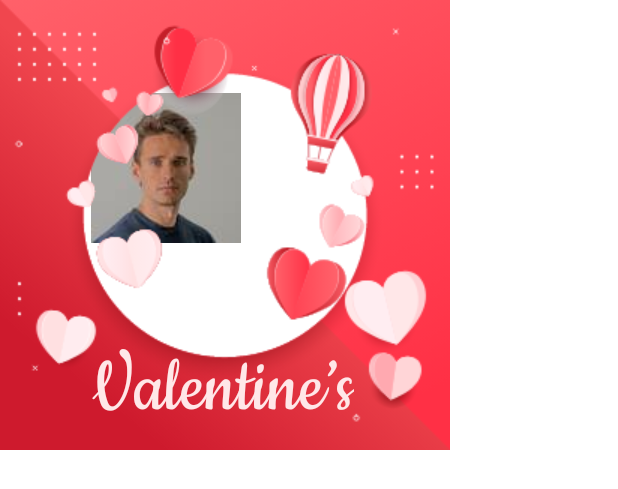
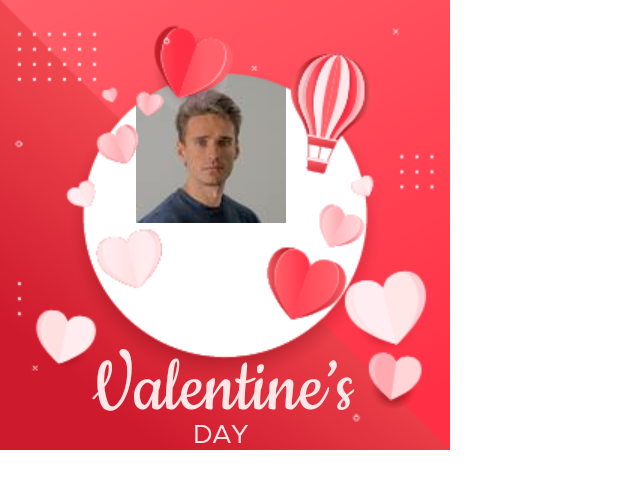
Before and after one commit to mraheel48/NewMapper, an Android app: the layout mapping_layout.xml on its own in the app's theme, with its tools: preview values and no code run, on a phone screen of 412 x 824 dp. Shown: the top 489 px of the screen. Run offline under Robolectric (Android 15) with nearby library versions, the phone set to English and light mode, and no system bars.

Commit message:
under_dev

```diff
--- a/app/src/main/res/layout/mapping_layout.xml
+++ b/app/src/main/res/layout/mapping_layout.xml
@@ -1,15 +1,15 @@
 <?xml version="1.0" encoding="utf-8"?>
 <AbsoluteLayout xmlns:android="http://schemas.android.com/apk/res/android"
     xmlns:app="http://schemas.android.com/apk/res-auto"
-    android:layout_width="300sp"
-    android:layout_height="300sp">
+    android:layout_width="300dp"
+    android:layout_height="300dp">
 
     <ImageView
         android:id="@+id/imageView8"
         android:layout_width="wrap_content"
         android:layout_height="wrap_content"
-        android:layout_x="61sp"
-        android:layout_y="62sp"
+        android:layout_x="91dp"
+        android:layout_y="49dp"
         app:srcCompat="@drawable/user" />
 
     <ImageView
@@ -22,11 +22,22 @@
         android:id="@+id/textView6"
         android:layout_width="wrap_content"
         android:layout_height="wrap_content"
-        android:layout_x="61sp"
-        android:layout_y="228sp"
+        android:layout_x="61dp"
+        android:layout_y="228dp"
         android:fontFamily="@font/cookie_regular"
         android:text="Valentine’s"
         android:textColor="#FFE7E8"
         android:textSize="56dp" />
 
+    <TextView
+        android:id="@+id/textView9"
+        android:layout_width="wrap_content"
+        android:layout_height="wrap_content"
+        android:layout_x="129dp"
+        android:layout_y="278dp"
+        android:fontFamily="@font/metropolis_regular"
+        android:text="DAY"
+        android:textColor="#FFE7E8"
+        android:textSize="17dp" />
+
 </AbsoluteLayout>
```
Also changed, not shown: app/src/main/assets/2.json (+13 -18 lines), app/src/main/assets/3.json (+21 -11 lines), app/src/main/java/com/example/newmapper/MainActivity.kt (+27 -55 lines).
